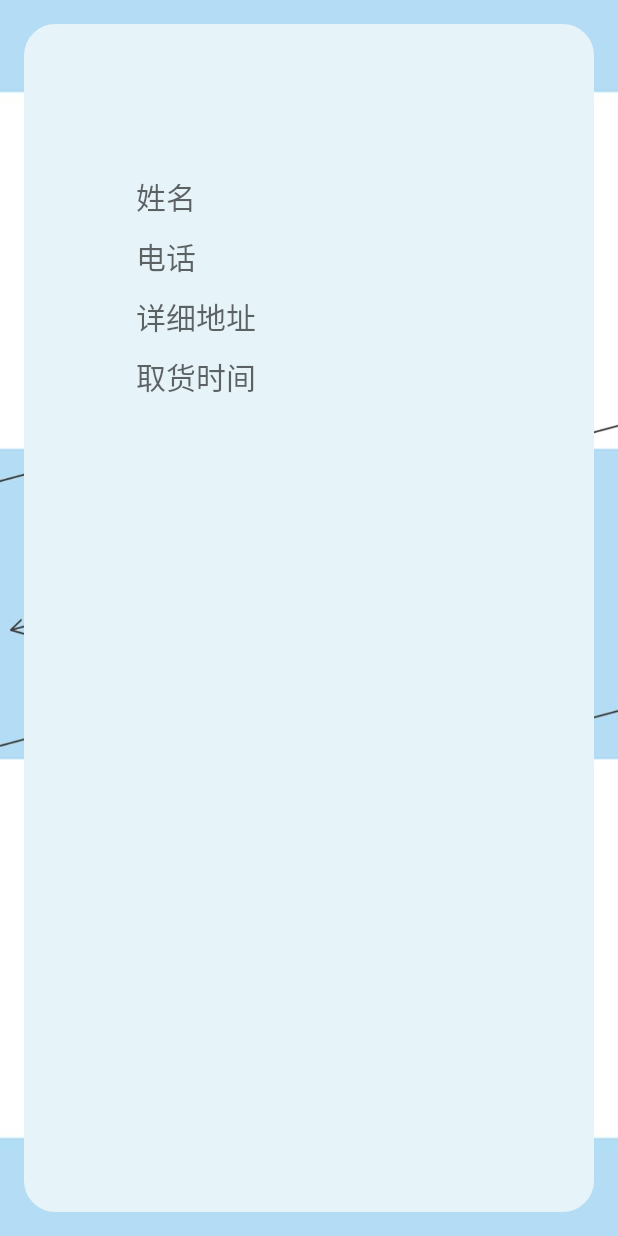
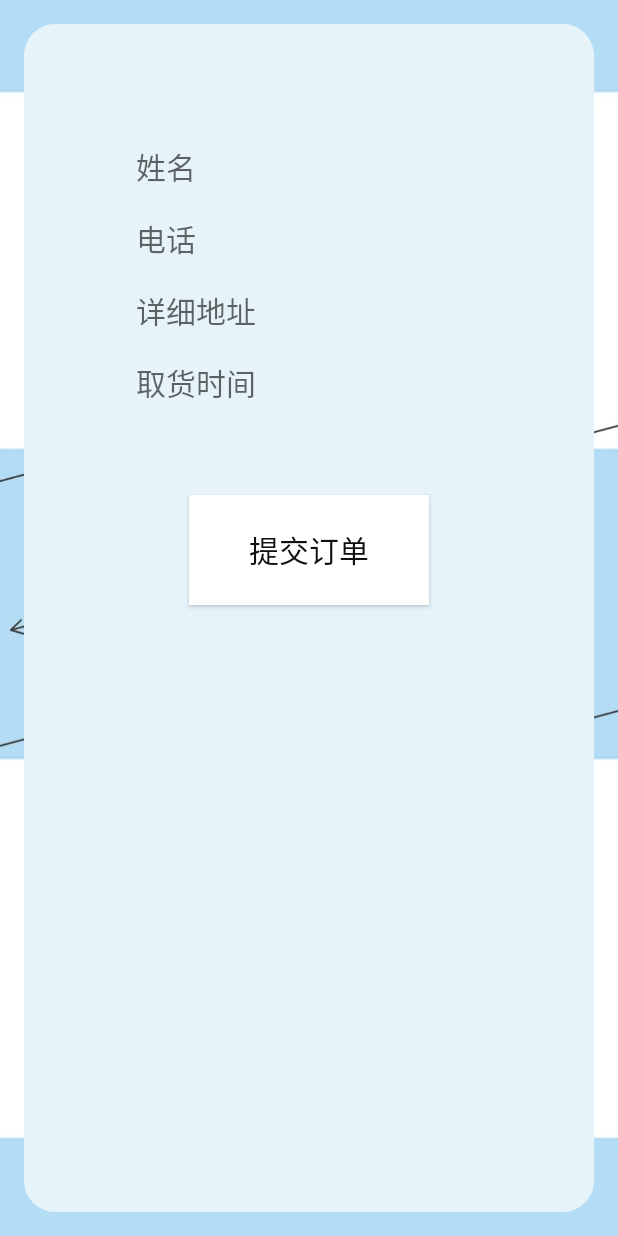
Before and after one commit to mz233/Travelbag, an Android app: the FetchActivity screen opened directly, with no data from a screen before it, on a phone screen of 412 x 824 dp. Run offline under Robolectric (Android 15) with nearby library versions, the phone set to English and light mode, and no system bars.

Commit message:
main+fetch

```diff
--- a/app/src/main/AndroidManifest.xml
+++ b/app/src/main/AndroidManifest.xml
@@ -15,7 +15,8 @@
                 <category android:name="android.intent.category.LAUNCHER" />
             </intent-filter>
         </activity>
-        <activity android:name=".FetchActivity"></activity>
+        <activity android:name=".FetchActivity" />
+        <activity android:name=".Wait_Fetch_Activity"></activity>
     </application>
 
 </manifest>
--- /dev/null
+++ b/app/src/main/res/drawable/line.xml
@@ -0,0 +1,8 @@
+<?xml version="1.0" encoding="utf-8"?>
+<shape xmlns:android="http://schemas.android.com/apk/res/android">
+    <solid android:color="#00ff00ff"/>
+    <corners android:radius="8px"/>
+    <stroke android:color="#E6F4FA"
+        android:width="2px"
+        />
+</shape>
--- a/app/src/main/res/layout/activity_fetch.xml
+++ b/app/src/main/res/layout/activity_fetch.xml
@@ -22,9 +22,9 @@
             android:id="@+id/name"
             android:layout_width="match_parent"
             android:layout_height="30dp"
-            android:layout_marginTop="100dp"
+            android:layout_marginTop="80dp"
             android:layout_marginLeft="70dp"
-            android:background="@null"
+            android:background="@drawable/line"
             android:ems="19"
             android:hint=" 姓名"
             android:textSize="20sp" />
@@ -32,9 +32,10 @@
             android:id="@+id/phone"
             android:layout_width="match_parent"
             android:layout_height="30dp"
-            android:layout_marginTop="140dp"
+            android:layout_below="@+id/name"
+            android:layout_marginTop="18dp"
             android:layout_marginLeft="70dp"
-            android:background="@null"
+            android:background="@drawable/line"
             android:drawablePadding="5dp"
             android:ems="19"
             android:hint=" 电话"
@@ -42,10 +43,11 @@
         <EditText
             android:id="@+id/address"
             android:layout_width="match_parent"
+            android:layout_below="@+id/phone"
             android:layout_height="30dp"
-            android:layout_marginTop="180dp"
+            android:layout_marginTop="18dp"
             android:layout_marginLeft="70dp"
-            android:background="@null"
+            android:background="@drawable/line"
             android:drawablePadding="5dp"
             android:ems="19"
             android:hint=" 详细地址"
@@ -54,13 +56,27 @@
             android:id="@+id/time"
             android:layout_width="match_parent"
             android:layout_height="30dp"
-            android:layout_marginTop="220dp"
+            android:layout_marginTop="18dp"
             android:layout_marginLeft="70dp"
-            android:background="@null"
+            android:layout_below="@+id/address"
+            android:background="@drawable/line"
             android:drawablePadding="5dp"
             android:ems="19"
             android:hint=" 取货时间"
             android:textSize="20sp" />
+
+        <Button
+            android:id="@+id/sub_Btn1"
+            android:layout_width="240px"
+            android:layout_height="110px"
+            android:text="提交订单"
+            android:layout_below="@+id/time"
+            android:layout_marginTop="60dp"
+            android:textSize="20sp"
+            android:textColor="#101010"
+            android:background="#FFFFFF"
+            android:layout_centerHorizontal="true"
+            />
 
 
 
```
Also changed, not shown: app/src/main/java/com/example/mazhuang/travelbag/Wait_Fetch_Activity.java (added, +15 -0 lines), app/src/main/res/layout/activity_wait__fetch_.xml (added, +12 -0 lines).
